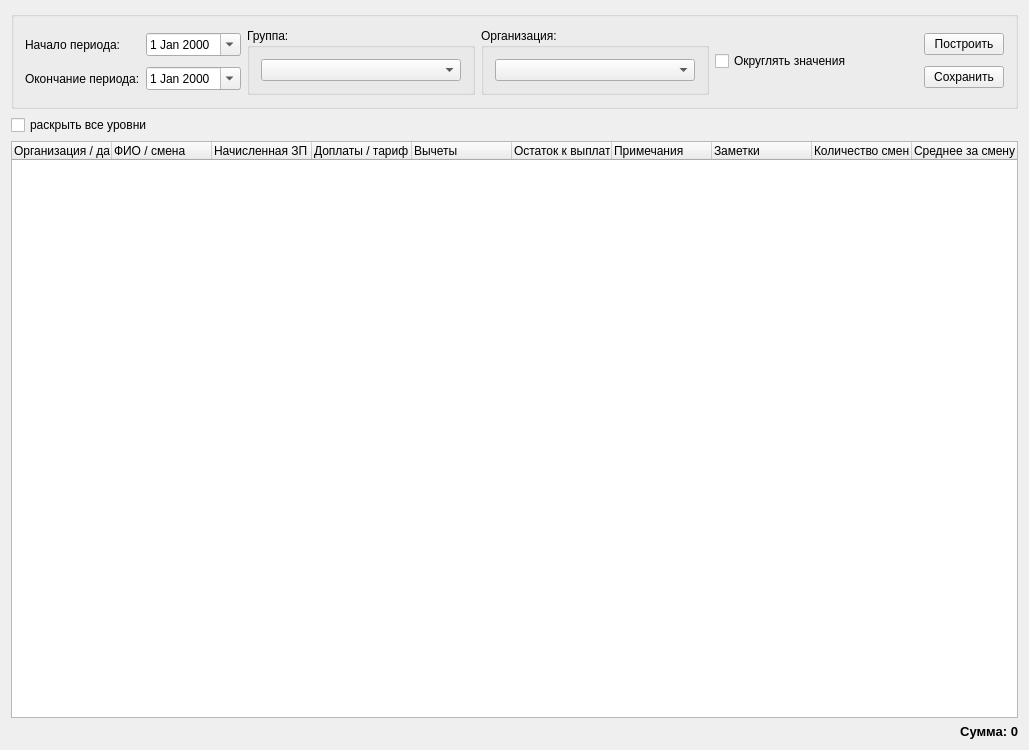
This is src/zprotokol.ui in SergeyZaz/DSV as Qt 5 draws it before an edit. The edited form follows.
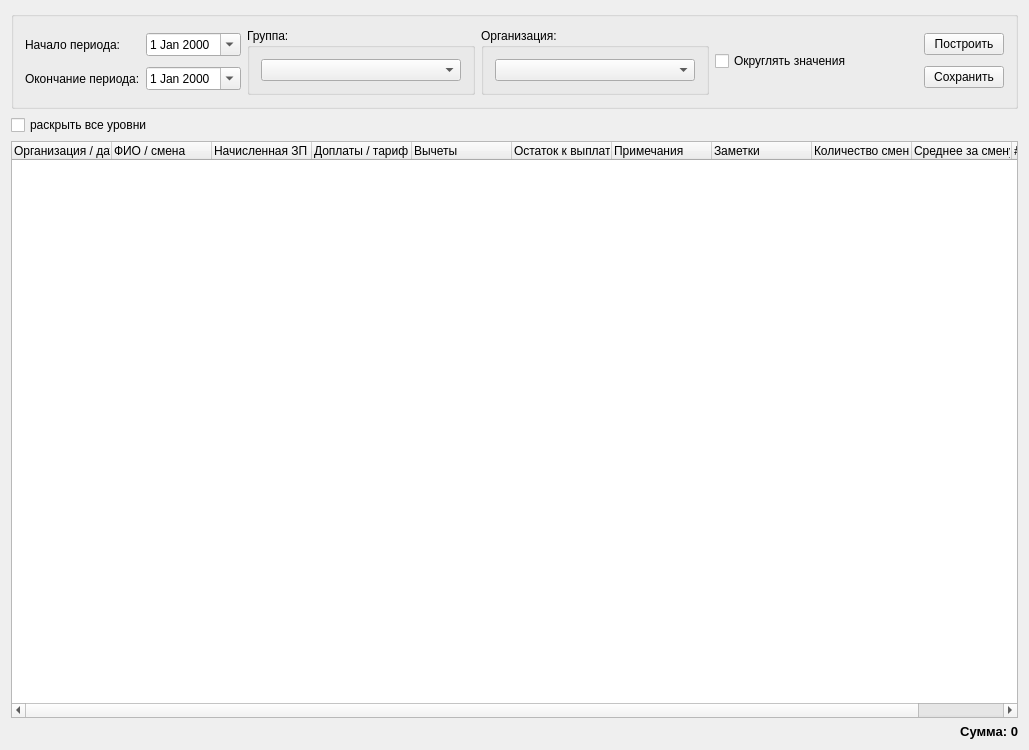
This is the edited form. Icons and pictures are not drawn.

Commit message: +номерация строк в протоколе

What changed in the file:
```diff
--- a/src/zprotokol.ui
+++ b/src/zprotokol.ui
@@ -206,6 +206,11 @@
        <string>Среднее за смену</string>
       </property>
      </column>
+     <column>
+      <property name="text">
+       <string>#</string>
+      </property>
+     </column>
     </widget>
    </item>
    <item>
```
The commit also changes 2 other files.
